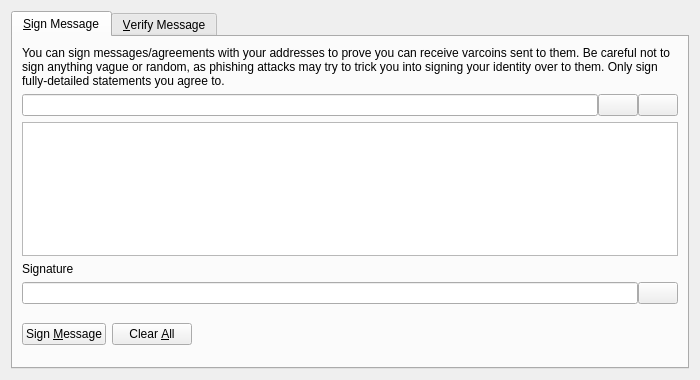
This is src/qt/forms/signverifymessagedialog.ui in VARcrypt/VARcoin as Qt 5 draws it before an edit. The edited form follows.
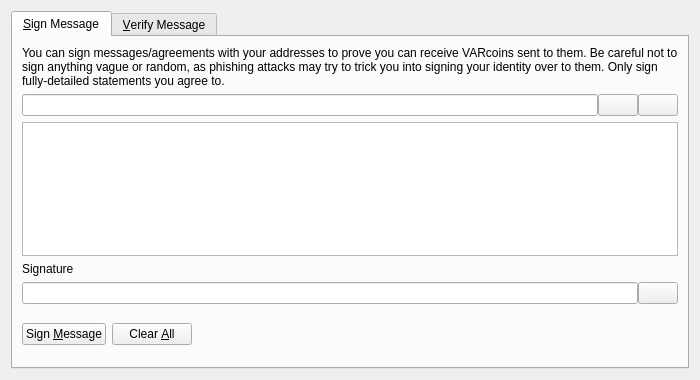
This is the edited form. Icons and pictures are not drawn. Custom widgets are drawn as their Qt base class.

Commit message: change from varcoin to VARcoin

Patch:
```diff
--- a/src/qt/forms/signverifymessagedialog.ui
+++ b/src/qt/forms/signverifymessagedialog.ui
@@ -30,7 +30,7 @@
        <item>
         <widget class="QLabel" name="infoLabel_SM">
          <property name="text">
-          <string>You can sign messages/agreements with your addresses to prove you can receive varcoins sent to them. Be careful not to sign anything vague or random, as phishing attacks may try to trick you into signing your identity over to them. Only sign fully-detailed statements you agree to.</string>
+          <string>You can sign messages/agreements with your addresses to prove you can receive VARcoins sent to them. Be careful not to sign anything vague or random, as phishing attacks may try to trick you into signing your identity over to them. Only sign fully-detailed statements you agree to.</string>
          </property>
          <property name="textFormat">
           <enum>Qt::PlainText</enum>
```
Left out of the diff: 8 changed lines with no effect on the pictures. The commit also changes 111 other files.
